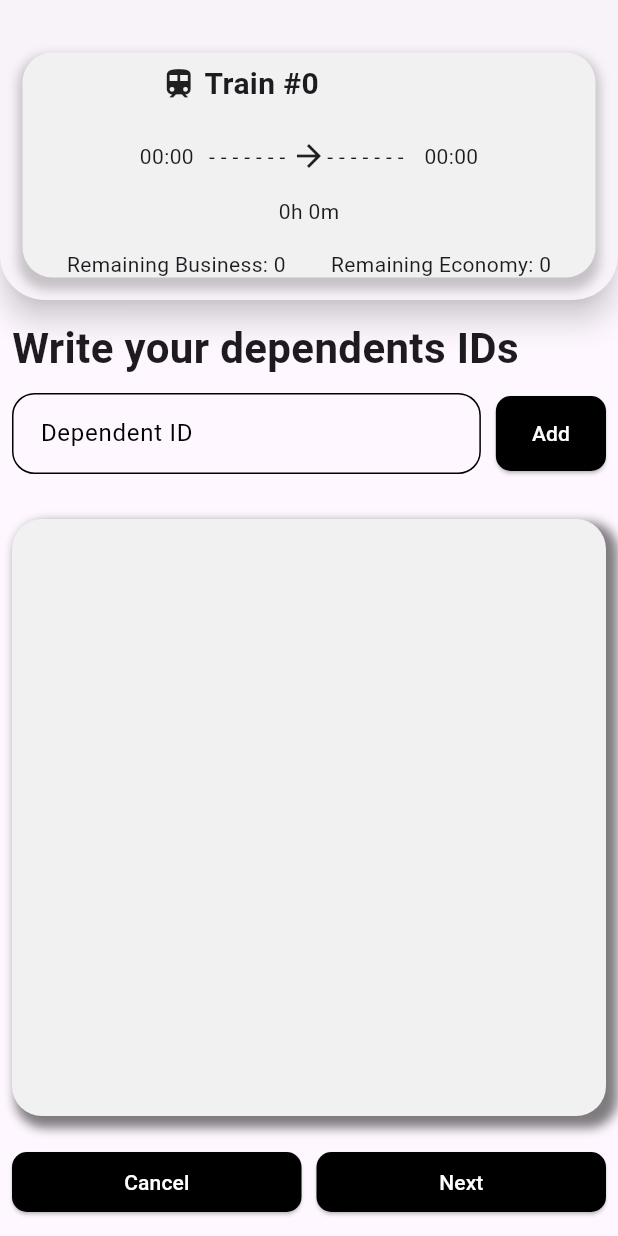
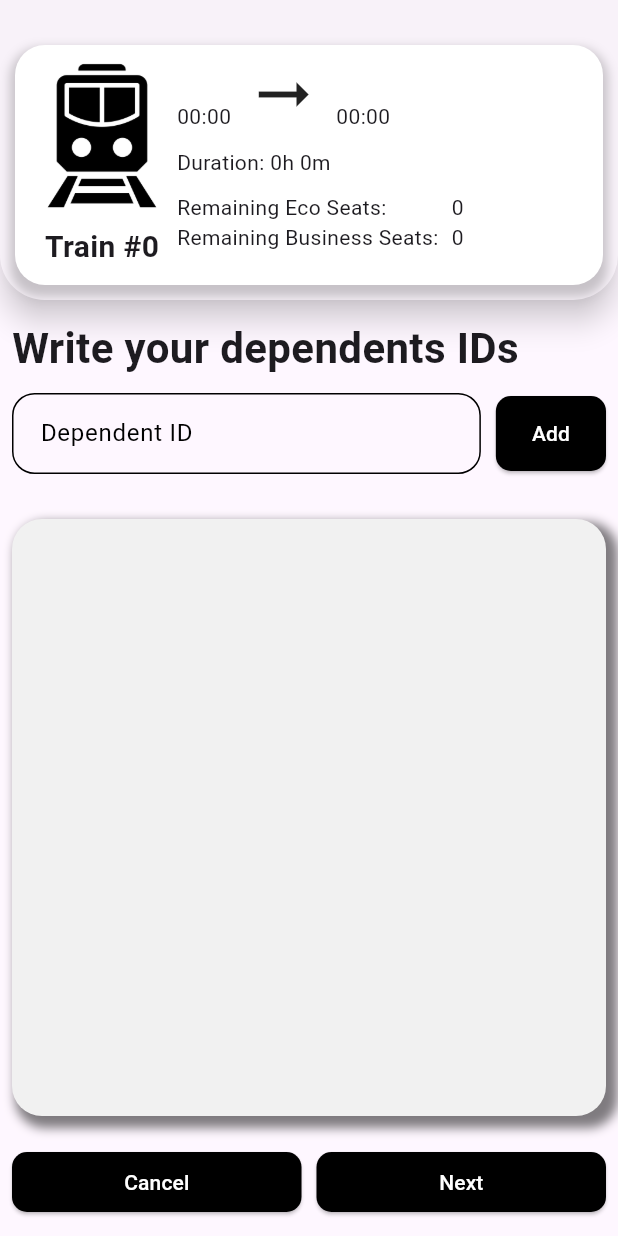
Before and after one commit to ismael-782/Railway_System, a Flutter app: the Booking screen opened directly with empty values, on a phone screen of 412 x 824 dp. Run offline on Flutter 3.47's test engine with Material 3 defaults, Android fonts, the phone set to English and light mode, and no system bars; our stand-ins replace flutter_dotenv, shared_preferences; missing offline and left inert: mysql_client; accounts and stored records are empty; statements that could not run were skipped.

Commit message:
Search Trip Card

```diff
--- a/lib/screens/passenger/book.dart
+++ b/lib/screens/passenger/book.dart
@@ -1,7 +1,7 @@
 import "package:provider/provider.dart";
 import "package:flutter/material.dart";
+import "package:railway_system/screens/passenger/cards/search_trip_card.dart";
 
-import "package:railway_system/screens/passenger/cards/train_card.dart";
 import "package:railway_system/data/train_card_data.dart";
 import "package:railway_system/models/user.dart";
 import "package:railway_system/models/db.dart";
@@ -80,7 +80,7 @@ WHERE On_ID='${widget.trainID}' AND DATE='${widget.date}'""");
               toolbarHeight: 100, // Set the AppBar height
               flexibleSpace: Padding(
                 padding: const EdgeInsets.only(top: 20.0), // Adjust padding if needed
-                child: TrainCard(
+                child: SearchTripCard(
                   trainCardData: widget.trainCardData, // Include your TrainCard widget
                   clickable: false,
                 ),
--- /dev/null
+++ b/lib/screens/passenger/cards/search_trip_card.dart
@@ -0,0 +1,134 @@
+import "package:flutter/material.dart";
+
+import "package:railway_system/data/booking_card_data.dart";
+import "package:railway_system/data/train_card_data.dart";
+import "package:railway_system/screens/passenger/book.dart";
+import "package:railway_system/utils.dart";
+
+class SearchTripCard extends StatelessWidget {
+  final TrainCardData trainCardData;
+  final bool clickable;
+
+  const SearchTripCard({super.key, required this.trainCardData, required this.clickable});
+
+  @override
+  Widget build(BuildContext context) {
+    return GestureDetector(
+      onTap: clickable
+              ? () {
+                  Navigator.push(
+                    context,
+                    MaterialPageRoute(
+                      builder: (context) => Booking(
+                        trainID: trainCardData.trainID,
+                        source: trainCardData.source,
+                        destination: trainCardData.destination,
+                        date: trainCardData.date,
+                        trainCardData: trainCardData,
+                      ),
+                    ),
+                  );
+                }
+              : null,
+          child: Padding(
+        padding: const EdgeInsets.all(10.0),
+        child: Container(
+          decoration: BoxDecoration(
+            color: const Color.fromARGB(255, 255, 255, 255),
+            borderRadius: BorderRadius.circular(20),
+            boxShadow: [
+              BoxShadow(
+                color: Colors.black.withOpacity(0.2),
+                spreadRadius: 3,
+                blurRadius: 5,
+                offset: const Offset(0, 5),
+              ),
+            ],
+          ),
+          child: Padding(
+            padding: const EdgeInsets.all(8.0),
+            child: Row(
+              mainAxisAlignment: MainAxisAlignment.start,
+              children: [
+                Column(
+                  mainAxisAlignment: MainAxisAlignment.center,
+                  children: [
+                    Image.asset(
+                      "assets/images/railway.png",
+                      height: 100,
+                      width: 100,
+                    ),
+                    const SizedBox(height: 10),
+                    Text(
+                      "Train #${trainCardData.trainID}",
+                      style: const TextStyle(fontWeight: FontWeight.bold, fontSize: 20),
+                    ),
+                  ],
+                ),
+                Expanded(
+                  child: Column(
+                    children: [
+                      Row(
+                        children: [
+                          Column(
+                            crossAxisAlignment: CrossAxisAlignment.start,
+                            children: [
+                              Text(
+                                trainCardData.source,
+                                style: const TextStyle(fontWeight: FontWeight.bold, fontSize: 20),
+                              ),
+                              Text(minutesToTime(trainCardData.sTime))
+                            ],
+                          ),
+                          const SizedBox(width: 10),
+                          const Icon(Icons.arrow_right_alt_sharp, size: 50),
+                          const SizedBox(width: 10),
+                          Column(
+                            crossAxisAlignment: CrossAxisAlignment.end,
+                            children: [
+                              Text(
+                                trainCardData.destination,
+                                style: const TextStyle(fontWeight: FontWeight.bold, fontSize: 20),
+                              ),
+                              Text(minutesToTime(trainCardData.fTime))
+                            ],
+                          )
+                        ],
+                      ),
+                      const SizedBox(height: 10),
+                      Row(
+                        children: [
+                          const Text("Duration: "),
+                          Text(minutesToDuration(trainCardData.fTime - trainCardData.sTime)),
+                          const SizedBox(width: 15),
+                        ],
+                      ),
+                      const SizedBox(height: 10),
+                      Row(
+
+                        children: [
+                           Column(
+                            crossAxisAlignment: CrossAxisAlignment.start,
+                             children: [
+                               Text("Remaining Eco Seats: "), Text("Remaining Business Seats: "),
+                             ],
+                           ),
+                           SizedBox(width: 5,),
+                          Column(
+                             children: [
+                                Text(trainCardData.remainingEconomy().toString()),Text(trainCardData.remainingBusiness().toString()),
+                             ],
+                           ),
+                        ],
+                      ),
+                    ],
+                  ),
+                )
+              ],
+            ),
+          ),
+        ),
+      ),
+    );
+  }
+}
--- a/lib/screens/passenger/cards/train_card.dart
+++ /dev/null
@@ -1,107 +0,0 @@
-import "package:flutter/material.dart";
-
-import "package:railway_system/screens/passenger/book.dart";
-import "package:railway_system/data/train_card_data.dart";
-import "package:railway_system/utils.dart";
-
-class TrainCard extends StatelessWidget {
-  final TrainCardData trainCardData;
-  final bool clickable;
-
-  const TrainCard({super.key, required this.trainCardData, this.clickable = true});
-
-  @override
-  Widget build(BuildContext context) {
-    return Padding(
-      padding: const EdgeInsets.all(15.0),
-      child: Container(
-        width: 400,
-        height: 190,
-        decoration: BoxDecoration(
-          color: const Color.fromARGB(255, 241, 241, 241),
-          borderRadius: BorderRadius.circular(20),
-          boxShadow: [
-            BoxShadow(
-              color: Colors.black.withOpacity(0.2),
-              spreadRadius: 3,
-              blurRadius: 5,
-              offset: const Offset(0, 5),
-            ),
-          ],
-        ),
-        child: GestureDetector(
-          onTap: clickable
-              ? () {
-                  Navigator.push(
-                    context,
-                    MaterialPageRoute(
-                      builder: (context) => Booking(
-                        trainID: trainCardData.trainID,
-                        source: trainCardData.source,
-                        destination: trainCardData.destination,
-                        date: trainCardData.date,
-                        trainCardData: trainCardData,
-                      ),
-                    ),
-                  );
-                }
-              : null,
-          child: Stack(
-            children: [
-              Column(
-                mainAxisAlignment: MainAxisAlignment.center,
-                children: [
-                  Row(
-                    children: [
-                      const Spacer(),
-                      const Icon(Icons.train),
-                      const SizedBox(width: 5),
-                      Text("Train #${trainCardData.trainID}", style: const TextStyle(fontWeight: FontWeight.bold, fontSize: 20)),
-                      const Spacer(),
-                      Column(children: [Text(trainCardData.nameEN), Text(trainCardData.nameAR)]),
-                      const Spacer(),
-                    ],
-                  ),
-                  const SizedBox(height: 15),
-                  Row(
-                    mainAxisAlignment: MainAxisAlignment.center,
-                    children: [
-                      Text(minutesToTime(trainCardData.sTime)),
-                      const SizedBox(width: 10),
-                      const Text("- - - - - - - "),
-                      const Icon(Icons.arrow_forward),
-                      const Text("- - - - - - - "),
-                      const SizedBox(width: 10),
-                      Text(minutesToTime(trainCardData.fTime)),
-                    ],
-                  ),
-                  const SizedBox(height: 15),
-                  Text(minutesToDuration(trainCardData.duration())),
-                  const SizedBox(height: 15),
-                  Row(
-                    children: [
-                      const Spacer(),
-                      Text("Remaining Business: ${trainCardData.remainingBusiness()}"),
-                      const SizedBox(width: 30),
-                      Text("Remaining Economy: ${trainCardData.remainingEconomy()}"),
-                      const Spacer(),
-                    ],
-                  ),
-                ],
-              ),
-              (clickable
-                  ? const Align(
-                      alignment: Alignment.centerRight,
-                      child: Padding(
-                        padding: EdgeInsets.all(8.0),
-                        child: Icon(Icons.arrow_forward_ios),
-                      ),
-                    )
-                  : const SizedBox.shrink()),
-            ],
-          ),
-        ),
-      ),
-    );
-  }
-}
--- a/lib/screens/passenger/search.dart
+++ b/lib/screens/passenger/search.dart
@@ -1,9 +1,9 @@
 import "package:mysql_client/mysql_client.dart";
 import "package:provider/provider.dart";
 import "package:flutter/material.dart";
+import "package:railway_system/screens/passenger/cards/search_trip_card.dart";
 
 import "package:railway_system/screens/passenger/settings/coming_trips.dart";
-import "package:railway_system/screens/passenger/cards/train_card.dart";
 import "package:railway_system/screens/passenger/settings/index.dart";
 import "package:railway_system/screens/passenger/book.dart";
 import "package:railway_system/data/train_card_data.dart";
@@ -419,7 +419,7 @@ class _PassengerSearchState extends State<PassengerSearch> {
                                     color: Colors.black.withOpacity(0.5),
                                     spreadRadius: 3,
                                     blurRadius: 5,
-                                    offset: const Offset(0, 5),
+                                    offset: const Offset(5, 0),
                                   ),
                                 ],
                               ),
@@ -427,8 +427,7 @@ class _PassengerSearchState extends State<PassengerSearch> {
                                 children: cardsData.map((TrainCardData trainCardData) {
                                   return Column(
                                     children: [
-                                      TrainCard(trainCardData: trainCardData),
-                                      const SizedBox(height: 10),
+                                      SearchTripCard(trainCardData: trainCardData, clickable: true,),
                                     ],
                                   );
                                 }).toList(),
```
